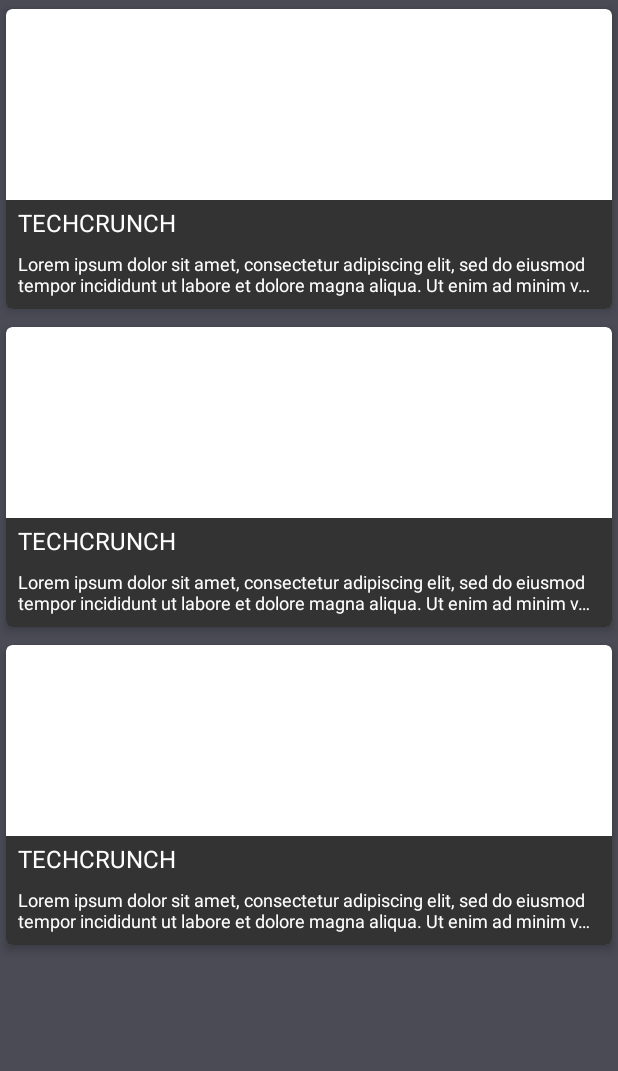
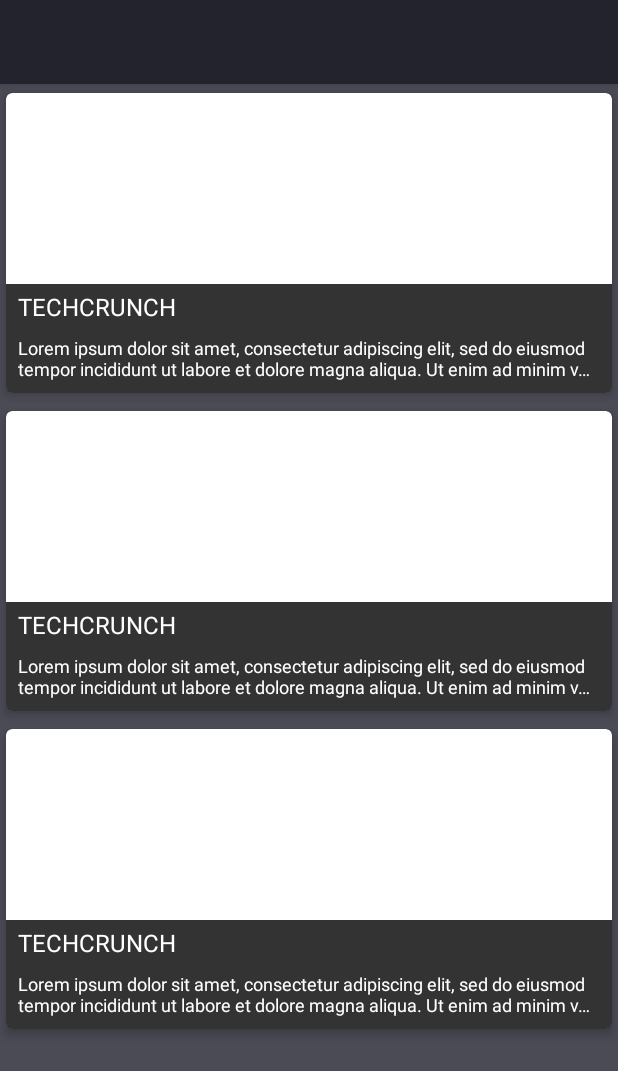
Before and after one commit to masterwok/coinme-news, an Android app: the layout fragment_news.xml on its own in the app's theme, with its tools: preview values and no code run, on a phone screen of 412 x 824 dp. Shown: the top 1071 px of the screen. Run offline under Robolectric (Android 15) with nearby library versions, the phone set to English and light mode, and no system bars.

Commit message:
Moved toolbars into each fragment
This temporarily removes the navigation drawer functionality

```diff
--- a/app/src/main/res/layout/fragment_news.xml
+++ b/app/src/main/res/layout/fragment_news.xml
@@ -1,5 +1,5 @@
 <?xml version="1.0" encoding="utf-8"?>
-<androidx.constraintlayout.widget.ConstraintLayout xmlns:android="http://schemas.android.com/apk/res/android"
+<androidx.coordinatorlayout.widget.CoordinatorLayout xmlns:android="http://schemas.android.com/apk/res/android"
     xmlns:app="http://schemas.android.com/apk/res-auto"
     xmlns:tools="http://schemas.android.com/tools"
     android:layout_width="match_parent"
@@ -9,13 +9,26 @@
 
     <androidx.recyclerview.widget.RecyclerView
         android:id="@+id/recyclerView"
-        android:layout_width="0dp"
-        android:layout_height="0dp"
+        android:layout_width="match_parent"
+        android:layout_height="match_parent"
+        app:layout_behavior="@string/appbar_scrolling_view_behavior"
         app:layout_constraintBottom_toBottomOf="parent"
         app:layout_constraintEnd_toEndOf="parent"
         app:layout_constraintStart_toStartOf="parent"
         app:layout_constraintTop_toTopOf="parent"
         tools:listitem="@layout/view_holder_article" />
 
+    <com.google.android.material.appbar.AppBarLayout
+        android:layout_width="match_parent"
+        android:layout_height="wrap_content"
+        android:theme="@style/Theme.Coinme.AppBarOverlay">
 
-</androidx.constraintlayout.widget.ConstraintLayout>
+        <androidx.appcompat.widget.Toolbar
+            android:id="@+id/toolbar"
+            android:layout_width="match_parent"
+            android:layout_height="?attr/actionBarSize"
+            android:background="?attr/colorPrimary" />
+
+    </com.google.android.material.appbar.AppBarLayout>
+
+</androidx.coordinatorlayout.widget.CoordinatorLayout>
```
Also changed, not shown: app/src/main/java/com/masterwok/coinme/features/MainActivity.kt (+0 -17 lines), app/src/main/java/com/masterwok/coinme/features/news/fragments/ArticleFragment.kt (+12 -0 lines), app/src/main/java/com/masterwok/coinme/features/news/fragments/NewsFragment.kt (+14 -0 lines), app/src/main/res/layout/activity_main_content.xml (+0 -13 lines), app/src/main/res/layout/fragment_article.xml (+21 -2 lines).
